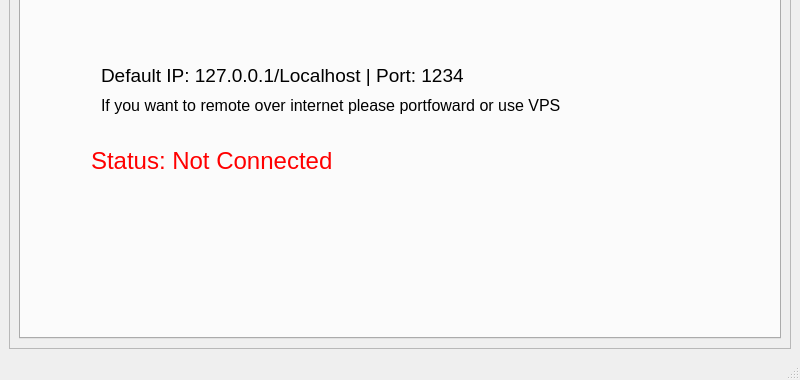
Before: the Qt Designer form mainwindow.ui in wojtekbut/Scoreboard_py, drawn with Qt 5; both pictures show x 0 to 800 and y 220 to 600 of the 800 by 600 pixel window.
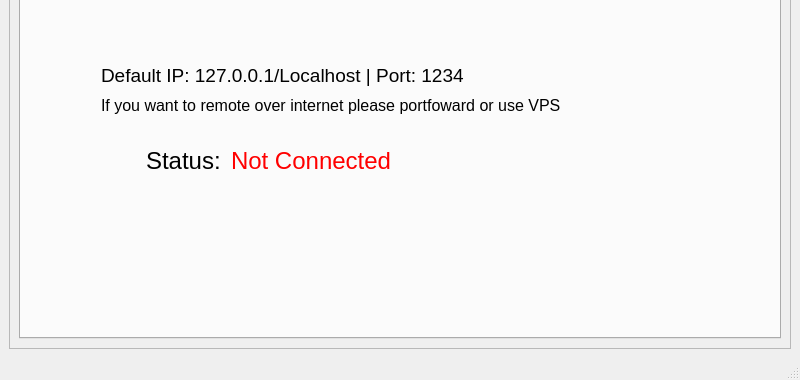
After: the same form once the commit is applied. The open tabs and pages were chosen to show the change.

The edit to the form file:
```diff
--- a/mainwindow.ui
+++ b/mainwindow.ui
@@ -2447,9 +2447,9 @@
              <widget class="QLabel" name="Status_Label">
               <property name="geometry">
                <rect>
-                <x>70</x>
+                <x>210</x>
                 <y>280</y>
-                <width>581</width>
+                <width>441</width>
                 <height>71</height>
                </rect>
               </property>
@@ -2462,7 +2462,7 @@
                <string notr="true">color: rgb(255, 0, 0);</string>
               </property>
               <property name="text">
-               <string>Status: Not Connected</string>
+               <string>Not Connected</string>
               </property>
              </widget>
              <widget class="QLabel" name="VpsInfo_Label">
@@ -2483,6 +2483,24 @@
                <string>If you want to remote over internet please portfoward or use VPS</string>
               </property>
              </widget>
+             <widget class="QLabel" name="StatusTxt_Label">
+              <property name="geometry">
+               <rect>
+                <x>125</x>
+                <y>280</y>
+                <width>80</width>
+                <height>71</height>
+               </rect>
+              </property>
+              <property name="font">
+               <font>
+                <pointsize>18</pointsize>
+               </font>
+              </property>
+              <property name="text">
+               <string>Status: </string>
+              </property>
+             </widget>
             </widget>
             <widget class="QWidget" name="Obs">
              <attribute name="title">
```
Left out of the diff: 2 changed lines with no effect on the pictures.
